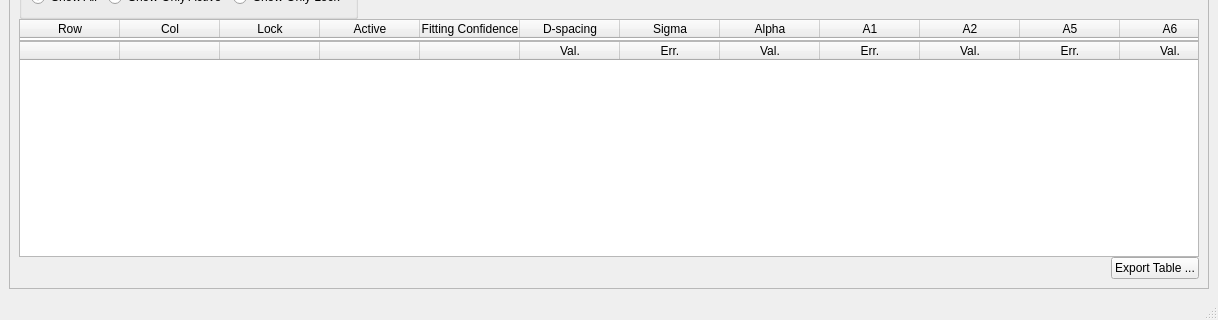
Above: designer/ui_fittingWindow.ui from ornlneutronimaging/iBeatles before the change; both pictures show x 0 to 1218 and y 465 to 785 of the 1218 by 785 pixel window. Below: the same form after it.
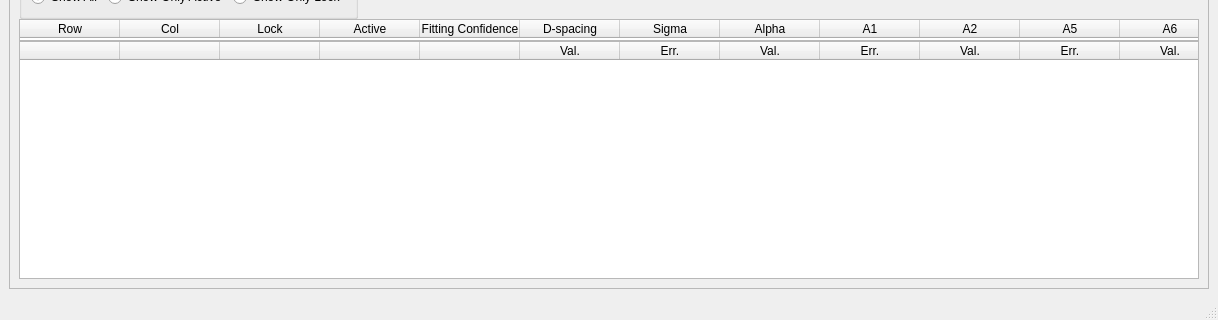
That is the form after the change.

Commit message: Replace long if elif else statement by clean dictionary call

Patch:
```diff
--- a/designer/ui_fittingWindow.ui
+++ b/designer/ui_fittingWindow.ui
@@ -730,30 +730,6 @@
           </column>
          </widget>
         </item>
-        <item>
-         <layout class="QHBoxLayout" name="horizontalLayout_3">
-          <item>
-           <spacer name="horizontalSpacer_4">
-            <property name="orientation">
-             <enum>Qt::Horizontal</enum>
-            </property>
-            <property name="sizeHint" stdset="0">
-             <size>
-              <width>40</width>
-              <height>20</height>
-             </size>
-            </property>
-           </spacer>
-          </item>
-          <item>
-           <widget class="QPushButton" name="pushButton">
-            <property name="text">
-             <string>Export Table ...</string>
-            </property>
-           </widget>
-          </item>
-         </layout>
-        </item>
        </layout>
       </widget>
      </widget>
```
Left out of the diff: 16 changed lines with no effect on the pictures. The commit also changes 1 other file.
